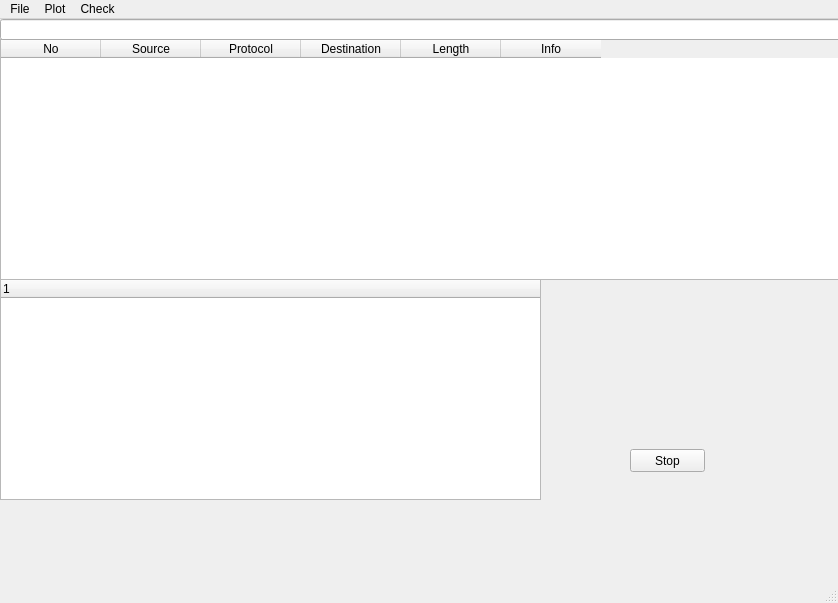
The window that scapygui/main.ui (Steven147/information-security-contest) describes before a commit, drawn with Qt 5.
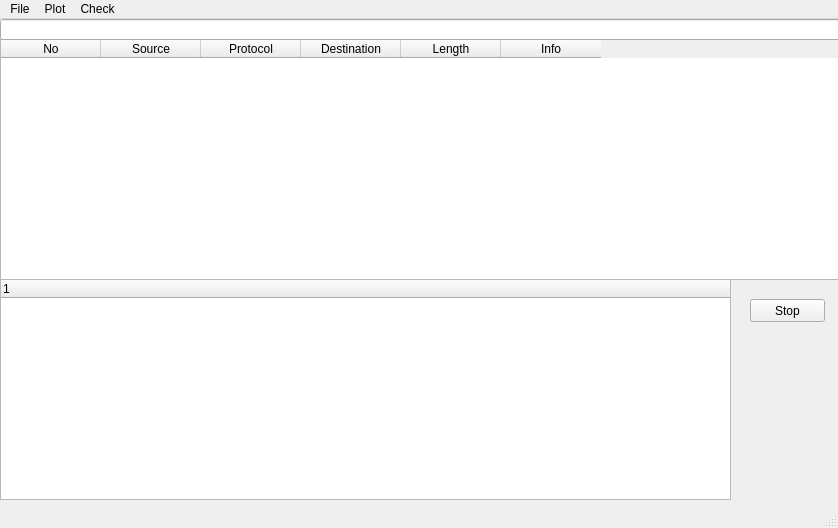
The same window after the commit.

```diff
--- a/scapygui/main.ui
+++ b/scapygui/main.ui
@@ -7,7 +7,7 @@
     <x>0</x>
     <y>0</y>
     <width>838</width>
-    <height>603</height>
+    <height>528</height>
    </rect>
   </property>
   <property name="windowTitle">
@@ -59,7 +59,7 @@
      <rect>
       <x>0</x>
       <y>260</y>
-      <width>541</width>
+      <width>731</width>
       <height>221</height>
      </rect>
     </property>
@@ -72,8 +72,8 @@
    <widget class="QPushButton" name="sniffStop">
     <property name="geometry">
      <rect>
-      <x>630</x>
-      <y>430</y>
+      <x>750</x>
+      <y>280</y>
       <width>75</width>
       <height>23</height>
      </rect>
```
Left out of the diff: 1 changed line with no effect on the pictures.
